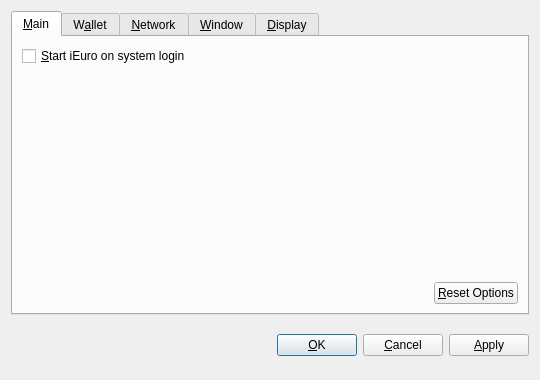
This is src/qt/forms/optionsdialog.ui in zoom-c/zoom as Qt 5 draws it before an edit. The edited form follows.
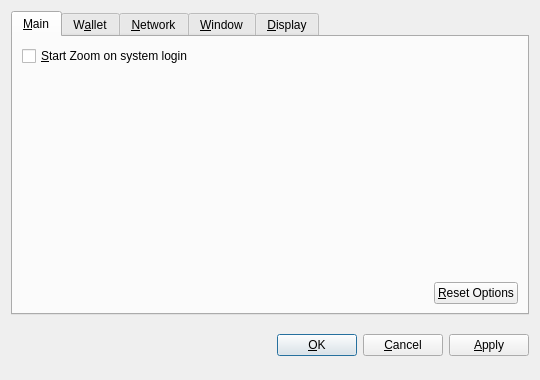
This is the edited form. Custom widgets are drawn as their Qt base class.

Commit message: Zoom Rebrand: Refactoring

Diff of the .ui file:
```diff
--- a/src/qt/forms/optionsdialog.ui
+++ b/src/qt/forms/optionsdialog.ui
@@ -36,7 +36,7 @@
           <string>Automatically start iEuro after logging in to the system.</string>
          </property>
          <property name="text">
-          <string>&amp;Start iEuro on system login</string>
+          <string>&amp;Start Zoom on system login</string>
          </property>
         </widget>
        </item>
```
Left out of the diff: 10 changed lines with no effect on the pictures. The commit also changes 143 other files.
